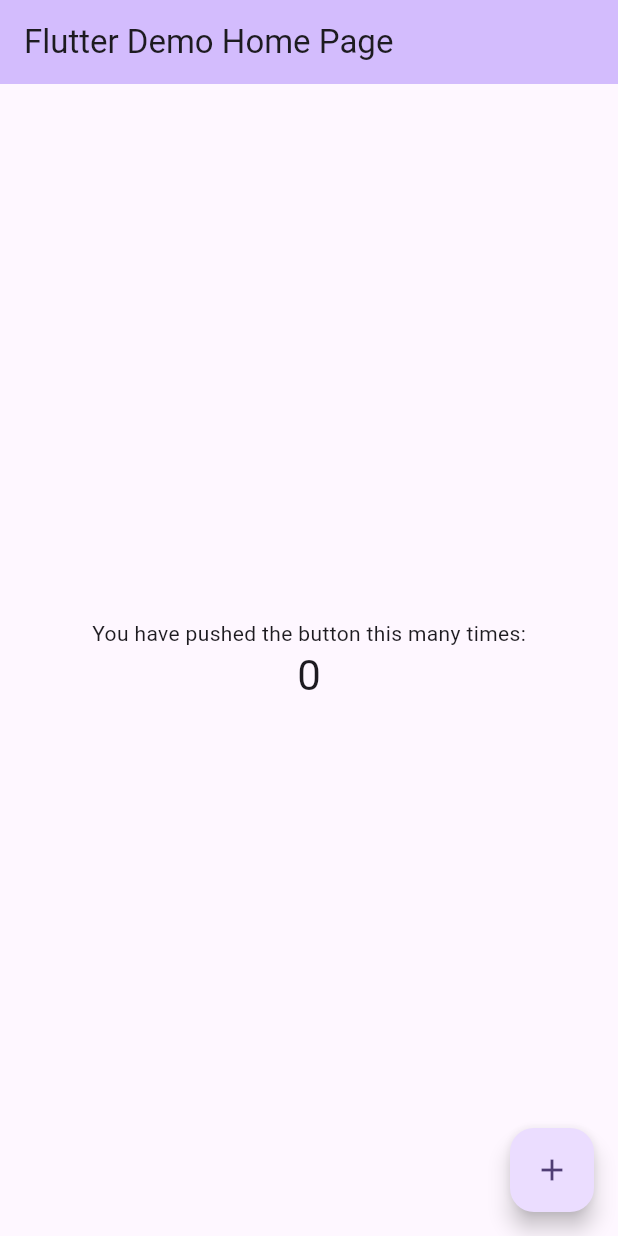
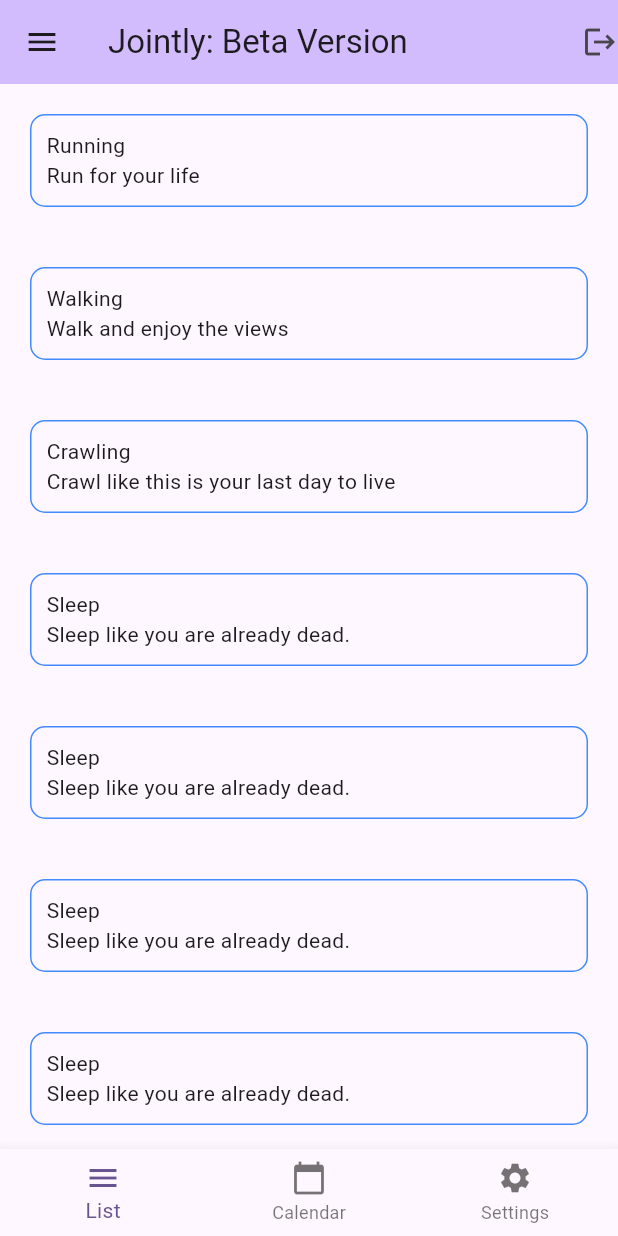
Before and after one commit to najmusyathir/jointly, a Flutter app: the screen it shows after launch, on a phone screen of 412 x 824 dp. Run offline on Flutter 3.47's test engine with Material 3 defaults, Android fonts, the phone set to English and light mode, and no system bars.

Commit message:
Major Updates: Implement BottomNavigationBar like fragments in Android Devs

```diff
--- a/Details.txt
+++ b/Details.txt
@@ -78,3 +78,9 @@ Pages:
     - Activity List
 
 6. userSettingPage
+
+Add dependencies:
+1. Provider
+2. http
+3. shared_preference
+4. table_calendar
--- a/lib/main.dart
+++ b/lib/main.dart
@@ -1,4 +1,8 @@
 import 'package:flutter/material.dart';
+import 'package:jointly/pages/setting_page.dart';
+import 'package:jointly/pages/todo_list_page.dart';
+import 'package:jointly/pages/todo_details_page.dart';
+import 'package:jointly/pages/calendar_page.dart';
 
 void main() {
   runApp(const MyApp());
@@ -11,13 +15,16 @@ class MyApp extends StatelessWidget {
   @override
   Widget build(BuildContext context) {
     return MaterialApp(
-      title: 'Flutter Demo',
+      debugShowCheckedModeBanner: false,
+      title: 'Jointly',
       theme: ThemeData(
-
         colorScheme: ColorScheme.fromSeed(seedColor: Colors.deepPurple),
-        useMaterial3: true,
       ),
-      home: const MyHomePage(title: 'Flutter Demo Home Page'),
+      home: const MyHomePage(title: "Jointly: Beta Version"),
+      routes: {
+        '/todoDetailsPage': (context) => const ToDoDetailsPage(),
+        '/calendarPage': (context) => const CalendarPage(),
+      },
     );
   }
 }
@@ -32,71 +39,56 @@ class MyHomePage extends StatefulWidget {
 }
 
 class _MyHomePageState extends State<MyHomePage> {
-  int _counter = 0;
+  int _selectedIndex = 0;
+  final PageController _pageController = PageController();
 
-  void _incrementCounter() {
+  void _onItemTapped(int index) {
     setState(() {
-      // This call to setState tells the Flutter framework that something has
-      // changed in this State, which causes it to rerun the build method below
-      // so that the display can reflect the updated values. If we changed
-      // _counter without calling setState(), then the build method would not be
-      // called again, and so nothing would appear to happen.
-      _counter++;
+      _selectedIndex = index;
+      _pageController.animateToPage(index,
+          duration: const Duration(milliseconds: 300), curve: Curves.easeInOut);
     });
   }
 
   @override
   Widget build(BuildContext context) {
-    // This method is rerun every time setState is called, for instance as done
-    // by the _incrementCounter method above.
-    //
-    // The Flutter framework has been optimized to make rerunning build methods
-    // fast, so that you can just rebuild anything that needs updating rather
-    // than having to individually change instances of widgets.
     return Scaffold(
       appBar: AppBar(
-        // TRY THIS: Try changing the color here to a specific color (to
-        // Colors.amber, perhaps?) and trigger a hot reload to see the AppBar
-        // change color while the other colors stay the same.
+        title: Text(widget.title),
         backgroundColor: Theme.of(context).colorScheme.inversePrimary,
-        // Here we take the value from the MyHomePage object that was created by
-        // the App.build method, and use it to set our appbar title.
-        title: Text(widget.title),
+        leading: const Icon(Icons.menu),
+        actions: const [Icon(Icons.logout)],
       ),
-      body: Center(
-        // Center is a layout widget. It takes a single child and positions it
-        // in the middle of the parent.
-        child: Column(
-          // Column is also a layout widget. It takes a list of children and
-          // arranges them vertically. By default, it sizes itself to fit its
-          // children horizontally, and tries to be as tall as its parent.
-          //
-          // Column has various properties to control how it sizes itself and
-          // how it positions its children. Here we use mainAxisAlignment to
-          // center the children vertically; the main axis here is the vertical
-          // axis because Columns are vertical (the cross axis would be
-          // horizontal).
-          //
-          // TRY THIS: Invoke "debug painting" (choose the "Toggle Debug Paint"
-          // action in the IDE, or press "p" in the console), to see the
-          // wireframe for each widget.
-          mainAxisAlignment: MainAxisAlignment.center,
-          children: <Widget>[
-            const Text(
-              'You have pushed the button this many times:',
-            ),
-            Text(
-              '$_counter',
-              style: Theme.of(context).textTheme.headlineMedium,
-            ),
-          ],
-        ),
+      body: PageView(
+        controller: _pageController,
+        children: const <Widget>[
+          TodoListPage(),
+          CalendarPage(),
+          SettingPage(),
+        ],
+        onPageChanged: (index) {
+          setState(() {
+            _selectedIndex = index;
+          });
+        },
       ),
-      floatingActionButton: FloatingActionButton(
-        onPressed: _incrementCounter,
-        tooltip: 'Increment',
-        child: const Icon(Icons.add),
-      ), // This trailing comma makes auto-formatting nicer for build methods.
+      bottomNavigationBar: BottomNavigationBar(
+        onTap: _onItemTapped,
+        items: const <BottomNavigationBarItem>[
+          BottomNavigationBarItem(
+            icon: Icon(Icons.menu),
+            label: 'List',
+          ),
+          BottomNavigationBarItem(
+            icon: Icon(Icons.calendar_today),
+            label: 'Calendar',
+          ),
+          BottomNavigationBarItem(
+            icon: Icon(Icons.settings),
+            label: 'Settings',
+          )
+        ],
+      ),
     );
   }
 }
--- /dev/null
+++ b/lib/pages/todo_list_page.dart
@@ -0,0 +1,82 @@
+import 'package:flutter/material.dart';
+
+void userDoubleTapped() {
+
+}
+
+void userLongPress() {
+
+}
+
+class ToDoList extends StatelessWidget {
+  const ToDoList({super.key, required this.name, required this.desc});
+
+  final String name;
+  final String desc;
+
+  @override
+  Widget build(BuildContext context) {
+    return Column(
+      crossAxisAlignment: CrossAxisAlignment.start,
+      children: <Widget>[
+        GestureDetector(
+          onTap: () {
+            Navigator.pushNamed(context, '/todoDetailsPage');
+          },
+          onDoubleTap: userDoubleTapped,
+          onLongPress: userLongPress,
+          child: Container(
+            decoration: BoxDecoration(
+                borderRadius: BorderRadius.circular(10),
+                border: Border.all(color: Colors.blueAccent)),
+            margin: const EdgeInsets.all(20),
+            padding: const EdgeInsets.all(10),
+            width: double.infinity,
+            child: Column(
+              crossAxisAlignment: CrossAxisAlignment.start,
+              children: [
+                Text(
+                  name,
+                  textAlign: TextAlign.left,
+                ),
+                Text(
+                  desc,
+                  textAlign: TextAlign.left,
+                )
+              ],
+            ),
+          ),
+        ),
+      ],
+    );
+  }
+}
+
+class TodoListPage extends StatelessWidget {
+
+  const TodoListPage({super.key});
+
+  @override
+  Widget build(BuildContext context) {
+    return Scaffold(
+      body: ListView(
+        children: const <Widget>[
+          ToDoList(name: 'Running', desc: 'Run for your life'),
+          ToDoList(name: 'Walking', desc: 'Walk and enjoy the views'),
+          ToDoList(
+              name: 'Crawling',
+              desc: 'Crawl like this is your last day to live'),
+          ToDoList(name: 'Sleep', desc: 'Sleep like you are already dead.'),
+          ToDoList(name: 'Sleep', desc: 'Sleep like you are already dead.'),
+          ToDoList(name: 'Sleep', desc: 'Sleep like you are already dead.'),
+          ToDoList(name: 'Sleep', desc: 'Sleep like you are already dead.'),
+          ToDoList(name: 'Sleep', desc: 'Sleep like you are already dead.'),
+          ToDoList(name: 'Sleep', desc: 'Sleep like you are already dead.'),
+          ToDoList(name: 'Sleep', desc: 'Sleep like you are already dead.'),
+          ToDoList(name: 'Sleep', desc: 'Sleep like you are already dead.'),
+          ToDoList(name: 'Sleep', desc: 'Sleep like you are already dead.'),
+        ],
+      ),
+    );
+  }
+}
--- a/pubspec.yaml
+++ b/pubspec.yaml
@@ -21,6 +21,7 @@ version: 1.0.0+1
 environment:
   sdk: '>=3.3.1 <4.0.0'
 
+
 # Dependencies specify other packages that your package needs in order to work.
 # To automatically upgrade your package dependencies to the latest versions
 # consider running `flutter pub upgrade --major-versions`. Alternatively,
@@ -30,6 +31,7 @@ environment:
 dependencies:
   flutter:
     sdk: flutter
+  table_calendar: ^3.1.0
 
 
   # The following adds the Cupertino Icons font to your application.
@@ -39,6 +41,7 @@ dependencies:
 dev_dependencies:
   flutter_test:
     sdk: flutter
+
 
   # The "flutter_lints" package below contains a set of recommended lints to
   # encourage good coding practices. The lint set provided by the package is
```
Also changed, not shown: lib/pages/calendar_page.dart (added, +18 -0 lines), lib/pages/setting_page.dart (added, +15 -0 lines), lib/pages/todo_details_page.dart (added, +22 -0 lines), pubspec.lock.
